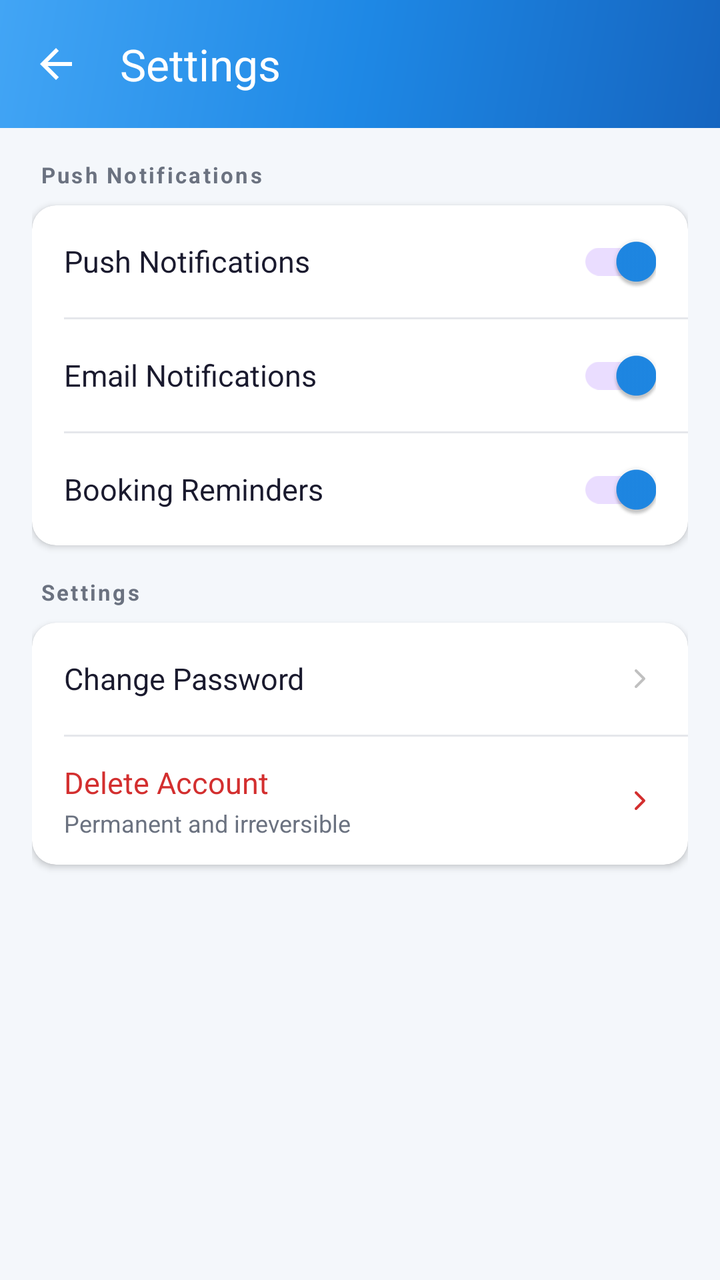
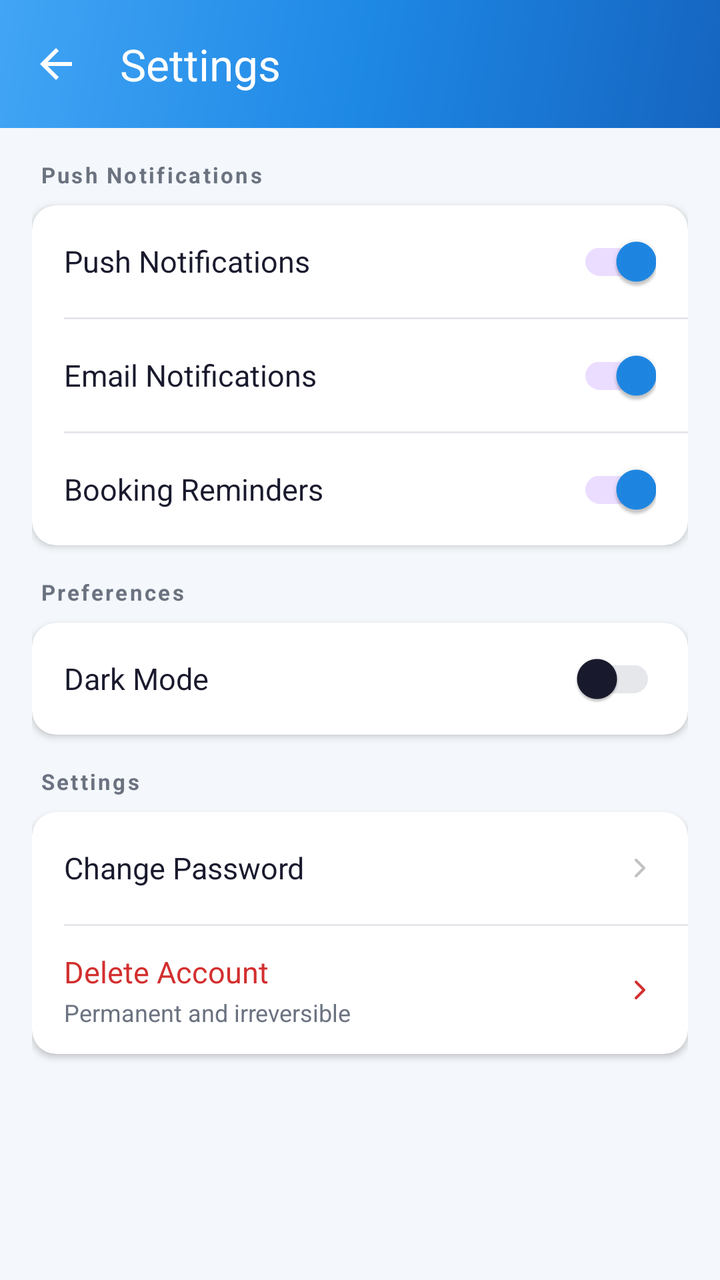

An Android layout rendered at two revisions. The XML below is the earlier revision; the diff shows what the commit changed to produce the second picture.
<!-- AndroidManifest.xml: application theme Theme.QuickFix -->
<!-- res/layout/activity_settings.xml -->
<?xml version="1.0" encoding="utf-8"?>
<FrameLayout
    xmlns:android="http://schemas.android.com/apk/res/android"
    xmlns:app="http://schemas.android.com/apk/res-auto"
    android:layout_width="match_parent"
    android:layout_height="match_parent">

<LinearLayout
    android:layout_width="match_parent"
    android:layout_height="match_parent"
    android:orientation="vertical"
    android:background="@color/screen_background">

    
    <com.google.android.material.appbar.MaterialToolbar
        android:id="@+id/toolbarSettings"
        android:layout_width="match_parent"
        android:layout_height="?attr/actionBarSize"
        android:background="@drawable/bg_profile_header_gradient"
        app:title="@string/settings_title"
        app:titleTextColor="@color/white"
        app:navigationIcon="@drawable/ic_back"
        app:navigationIconTint="@color/white" />

    <androidx.core.widget.NestedScrollView
        android:layout_width="match_parent"
        android:layout_height="match_parent"
        android:overScrollMode="never">

        <LinearLayout
            android:layout_width="match_parent"
            android:layout_height="wrap_content"
            android:orientation="vertical"
            android:padding="16dp">

            
            <TextView
                android:layout_width="wrap_content"
                android:layout_height="wrap_content"
                android:text="@string/settings_push_notif"
                android:textColor="@color/text_secondary"
                android:textSize="11sp"
                android:textStyle="bold"
                android:letterSpacing="0.1"
                android:layout_marginBottom="8dp"
                android:paddingStart="4dp"
                android:paddingEnd="4dp" />

            <androidx.cardview.widget.CardView
                android:layout_width="match_parent"
                android:layout_height="wrap_content"
                app:cardCornerRadius="12dp"
                app:cardElevation="2dp"
                app:cardBackgroundColor="@color/card_bg"
                android:layout_marginBottom="16dp">

                <LinearLayout
                    android:layout_width="match_parent"
                    android:layout_height="wrap_content"
                    android:orientation="vertical">

                    <LinearLayout
                        android:layout_width="match_parent"
                        android:layout_height="56dp"
                        android:orientation="horizontal"
                        android:gravity="center_vertical"
                        android:paddingStart="16dp"
                        android:paddingEnd="16dp">
                        <TextView
                            android:layout_width="0dp"
                            android:layout_height="wrap_content"
                            android:layout_weight="1"
                            android:text="@string/settings_push_notif"
                            android:textColor="@color/text_primary"
                            android:textSize="15sp" />
                        <com.google.android.material.switchmaterial.SwitchMaterial
                            android:id="@+id/switchPushNotifications"
                            android:layout_width="wrap_content"
                            android:layout_height="wrap_content"
                            android:checked="true" />
                    </LinearLayout>

                    <View android:layout_width="match_parent" android:layout_height="1dp"
                        android:layout_marginStart="16dp" android:background="@color/divider" />

                    <LinearLayout
                        android:layout_width="match_parent"
                        android:layout_height="56dp"
                        android:orientation="horizontal"
                        android:gravity="center_vertical"
                        android:paddingStart="16dp"
                        android:paddingEnd="16dp">
                        <TextView
                            android:layout_width="0dp"
                            android:layout_height="wrap_content"
                            android:layout_weight="1"
                            android:text="@string/settings_email_notif"
                            android:textColor="@color/text_primary"
                            android:textSize="15sp" />
                        <com.google.android.material.switchmaterial.SwitchMaterial
                            android:id="@+id/switchEmailNotifications"
                            android:layout_width="wrap_content"
                            android:layout_height="wrap_content"
                            android:checked="true" />
                    </LinearLayout>

                    <View android:layout_width="match_parent" android:layout_height="1dp"
                        android:layout_marginStart="16dp" android:background="@color/divider" />

                    <LinearLayout
                        android:layout_width="match_parent"
                        android:layout_height="56dp"
                        android:orientation="horizontal"
                        android:gravity="center_vertical"
                        android:paddingStart="16dp"
                        android:paddingEnd="16dp">
                        <TextView
                            android:layout_width="0dp"
                            android:layout_height="wrap_content"
                            android:layout_weight="1"
                            android:text="@string/settings_booking_reminders"
                            android:textColor="@color/text_primary"
                            android:textSize="15sp" />
                        <com.google.android.material.switchmaterial.SwitchMaterial
                            android:id="@+id/switchBookingReminders"
                            android:layout_width="wrap_content"
                            android:layout_height="wrap_content"
                            android:checked="true" />
                    </LinearLayout>

                </LinearLayout>
            </androidx.cardview.widget.CardView>


            
            <TextView
                android:layout_width="wrap_content"
                android:layout_height="wrap_content"
                android:text="@string/settings_title"
                android:textColor="@color/text_secondary"
                android:textSize="11sp"
                android:textStyle="bold"
                android:letterSpacing="0.1"
                android:layout_marginBottom="8dp"
                android:paddingStart="4dp"
                android:paddingEnd="4dp" />

            <androidx.cardview.widget.CardView
                android:layout_width="match_parent"
                android:layout_height="wrap_content"
                app:cardCornerRadius="12dp"
                app:cardElevation="2dp"
                app:cardBackgroundColor="@color/card_bg"
                android:layout_marginBottom="24dp">

                <LinearLayout
                    android:layout_width="match_parent"
                    android:layout_height="wrap_content"
                    android:orientation="vertical">

                    <LinearLayout
                        android:id="@+id/settingsChangePassword"
                        android:layout_width="match_parent"
                        android:layout_height="56dp"
                        android:orientation="horizontal"
                        android:gravity="center_vertical"
                        android:paddingStart="16dp"
                        android:paddingEnd="16dp"
                        android:background="?attr/selectableItemBackground"
                        android:clickable="true"
                        android:focusable="true">
                        <TextView
                            android:layout_width="0dp"
                            android:layout_height="wrap_content"
                            android:layout_weight="1"
                            android:text="@string/settings_change_password"
                            android:textColor="@color/text_primary"
                            android:textSize="15sp" />
                        <ImageView
                            android:layout_width="16dp"
                            android:layout_height="16dp"
                            android:src="@drawable/ic_arrow_right"
                            app:tint="@color/muted_icon"
                            android:contentDescription="@string/nav_home" />
                    </LinearLayout>

                    <View android:layout_width="match_parent" android:layout_height="1dp"
                        android:layout_marginStart="16dp" android:background="@color/divider" />

                    <LinearLayout
                        android:id="@+id/settingsDeleteAccount"
                        android:layout_width="match_parent"
                        android:layout_height="wrap_content"
                        android:minHeight="64dp"
                        android:orientation="horizontal"
                        android:gravity="center_vertical"
                        android:paddingStart="16dp"
                        android:paddingTop="10dp"
                        android:paddingEnd="16dp"
                        android:paddingBottom="10dp"
                        android:background="?attr/selectableItemBackground"
                        android:clickable="true"
                        android:focusable="true">

                        <LinearLayout
                            android:layout_width="0dp"
                            android:layout_height="wrap_content"
                            android:layout_weight="1"
                            android:orientation="vertical">

                            <TextView
                                android:layout_width="wrap_content"
                                android:layout_height="wrap_content"
                                android:text="@string/settings_delete_account"
                                android:textColor="@color/error_red"
                                android:textSize="15sp" />

                            <TextView
                                android:layout_width="wrap_content"
                                android:layout_height="wrap_content"
                                android:layout_marginTop="2dp"
                                android:text="Permanent and irreversible"
                                android:textColor="@color/text_secondary"
                                android:textSize="12sp" />

                        </LinearLayout>

                        <ImageView
                            android:layout_width="16dp"
                            android:layout_height="16dp"
                            android:src="@drawable/ic_arrow_right"
                            app:tint="@color/error_red"
                            android:contentDescription="@string/nav_home" />
                    </LinearLayout>

                </LinearLayout>
            </androidx.cardview.widget.CardView>

        </LinearLayout>
    </androidx.core.widget.NestedScrollView>

</LinearLayout>

    
    <FrameLayout
        android:id="@+id/settingsLoadingOverlay"
        android:layout_width="match_parent"
        android:layout_height="match_parent"
        android:background="@color/overlay_scrim"
        android:visibility="gone"
        android:clickable="true"
        android:focusable="true"
        android:elevation="8dp">

        <androidx.cardview.widget.CardView
            android:layout_width="160dp"
            android:layout_height="140dp"
            android:layout_gravity="center"
            app:cardCornerRadius="16dp"
            app:cardElevation="8dp"
            app:cardBackgroundColor="@color/card_bg">

            <LinearLayout
                android:layout_width="match_parent"
                android:layout_height="match_parent"
                android:orientation="vertical"
                android:gravity="center"
                android:padding="12dp">

                <ProgressBar
                    android:layout_width="44dp"
                    android:layout_height="44dp"
                    android:indeterminateTint="@color/error_red" />

                <TextView
                    android:id="@+id/tvDeletingMessage"
                    android:layout_width="wrap_content"
                    android:layout_height="wrap_content"
                    android:layout_marginTop="12dp"
                    android:text="Deleting account..."
                    android:textSize="13sp"
                    android:textColor="@color/text_primary"
                    android:gravity="center" />

            </LinearLayout>
        </androidx.cardview.widget.CardView>

    </FrameLayout>

</FrameLayout>
<!-- resources referenced by this layout -->
<resources>
  <color name="card_bg">#FFFFFF</color>
  <color name="divider">#E5E7EB</color>
  <color name="error_red">#D32F2F</color>
  <color name="muted_icon">#C0C0C0</color>
  <color name="overlay_scrim">#99000000</color>
  <color name="screen_background">#F4F7FB</color>
  <color name="text_primary">#1A1A2E</color>
  <color name="text_secondary">#6B7280</color>
  <color name="white">#FFFFFFFF</color>
  <!-- drawable bg_profile_header_gradient (drawable) -->
  <?xml version="1.0" encoding="utf-8"?>
  <shape xmlns:android="http://schemas.android.com/apk/res/android">
      <gradient
          android:startColor="#1565C0"
          android:centerColor="#1E88E5"
          android:endColor="#42A5F5"
          android:angle="135"
          android:type="linear" />
  </shape>
  <!-- drawable ic_arrow_right (drawable) -->
  <?xml version="1.0" encoding="utf-8"?>
  <vector xmlns:android="http://schemas.android.com/apk/res/android"
      android:width="24dp"
      android:height="24dp"
      android:viewportWidth="24"
      android:viewportHeight="24">
      <path
          android:fillColor="@android:color/transparent"
          android:pathData="M9,18l6,-6-6,-6"
          android:strokeColor="#6B7280"
          android:strokeWidth="2"
          android:strokeLineCap="round"
          android:strokeLineJoin="round"/>
  </vector>
  <!-- drawable ic_back (drawable) -->
  <vector xmlns:android="http://schemas.android.com/apk/res/android"
      android:width="24dp"
      android:height="24dp"
      android:viewportWidth="24"
      android:viewportHeight="24">
      <path
          android:fillColor="@android:color/black"
          android:pathData="M20,11H7.83l5.59,-5.59L12,4l-8,8 8,8 1.41,-1.41L7.83,13H20v-2z" />
  </vector>
  <string name="nav_home">Home</string>
  <string name="settings_booking_reminders">Booking Reminders</string>
  <string name="settings_change_password">Change Password</string>
  <string name="settings_delete_account">Delete Account</string>
  <string name="settings_email_notif">Email Notifications</string>
  <string name="settings_push_notif">Push Notifications</string>
  <string name="settings_title">Settings</string>
  <style name="Theme.QuickFix" parent="Base.Theme.QuickFix" />
  <color name="primary">#1E88E5</color>
  <color name="primary_dark">#1565C0</color>
  <color name="accent_green">#43A047</color>
  <color name="surface_variant">#F5F7FA</color>
  <style name="Theme.QuickFix.AdminDialog" parent="ThemeOverlay.Material3.MaterialAlertDialog">
          <item name="colorSurface">@color/card_bg</item>
          <item name="colorOnSurface">@color/text_primary</item>
          <item name="colorOutline">@color/divider</item>
      </style>
  <style name="Theme.QuickFix.BottomSheet" parent="ThemeOverlay.Material3.BottomSheetDialog">
          <item name="colorSurface">@color/card_bg</item>
          <item name="colorOnSurface">@color/text_primary</item>
          <item name="android:colorBackground">@color/card_bg</item>
      </style>
  <style name="Widget.QuickFix.Button" parent="Widget.Material3.Button">
          <item name="backgroundTint">@color/primary</item>
          <item name="android:textColor">@color/white</item>
      </style>
  <style name="Widget.QuickFix.Chip.Filter" parent="Widget.Material3.Chip.Filter">
          <item name="chipBackgroundColor">@color/surface_variant</item>
          <item name="android:textColor">@color/text_primary</item>
          <item name="checkedIconTint">@color/primary</item>
      </style>
  <color name="input_background">#FFFFFF</color>
  <color name="input_stroke">#1E88E5</color>
  <color name="input_hint">#6B7280</color>
  <color name="input_icon">#455A64</color>
  <!-- unchanged entries left out for length: 2 -->
</resources>

<!-- the commit's change to res/layout/activity_settings.xml (unified diff, before → after) -->
@@ -131,6 +131,56 @@
                 </LinearLayout>
             </androidx.cardview.widget.CardView>
 
+            
+            <TextView
+                android:layout_width="wrap_content"
+                android:layout_height="wrap_content"
+                android:text="@string/profile_preferences_section"
+                android:textColor="@color/text_secondary"
+                android:textSize="11sp"
+                android:textStyle="bold"
+                android:letterSpacing="0.1"
+                android:layout_marginBottom="8dp"
+                android:paddingStart="4dp"
+                android:paddingEnd="4dp" />
+
+            <androidx.cardview.widget.CardView
+                android:layout_width="match_parent"
+                android:layout_height="wrap_content"
+                app:cardCornerRadius="12dp"
+                app:cardElevation="2dp"
+                app:cardBackgroundColor="@color/card_bg"
+                android:layout_marginBottom="16dp">
+
+                <LinearLayout
+                    android:layout_width="match_parent"
+                    android:layout_height="wrap_content"
+                    android:orientation="vertical">
+
+                    <LinearLayout
+                        android:layout_width="match_parent"
+                        android:layout_height="56dp"
+                        android:orientation="horizontal"
+                        android:gravity="center_vertical"
+                        android:paddingStart="16dp"
+                        android:paddingEnd="16dp">
+                        <TextView
+                            android:layout_width="0dp"
+                            android:layout_height="wrap_content"
+                            android:layout_weight="1"
+                            android:text="@string/settings_dark_mode"
+                            android:textColor="@color/text_primary"
+                            android:textSize="15sp" />
+                        <com.google.android.material.switchmaterial.SwitchMaterial
+                            android:id="@+id/switchDarkMode"
+                            android:layout_width="wrap_content"
+                            android:layout_height="wrap_content"
+                            android:checked="false" />
+                    </LinearLayout>
+
+                </LinearLayout>
+            </androidx.cardview.widget.CardView>
+
 
             
             <TextView
<!-- resource entries referenced after the edit -->
@@ -45,8 +45,10 @@
           android:pathData="M20,11H7.83l5.59,-5.59L12,4l-8,8 8,8 1.41,-1.41L7.83,13H20v-2z" />
   </vector>
   <string name="nav_home">Home</string>
+  <string name="profile_preferences_section">Preferences</string>
   <string name="settings_booking_reminders">Booking Reminders</string>
   <string name="settings_change_password">Change Password</string>
+  <string name="settings_dark_mode">Dark Mode</string>
   <string name="settings_delete_account">Delete Account</string>
   <string name="settings_email_notif">Email Notifications</string>
   <string name="settings_push_notif">Push Notifications</string>
